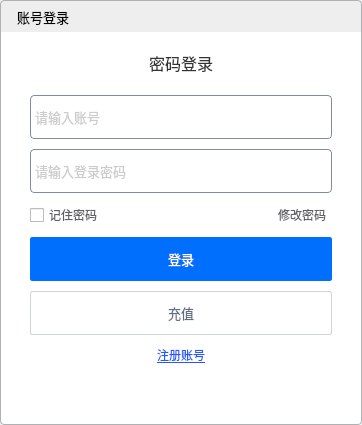
The window that loginwindow.ui (elevenisreallywonderful/vBlueCommercial_PaiGow) describes before a commit, drawn with Qt 5.
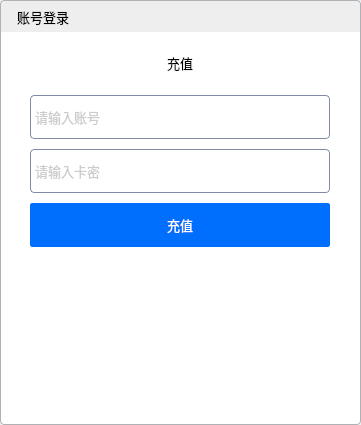
The same window after the commit. The open tabs and pages were chosen to show the change. Icons and pictures are not drawn.

Commit message: feat(recharge): create recharge ui

```diff
--- a/loginwindow.ui
+++ b/loginwindow.ui
@@ -55,6 +55,7 @@
 /* Sign-in button styling */
 #signinBtn,
 #signupBtn,
+#rechargeBtn,
 #changepasswordBtn {
     width: 298px;
     height: 42px;
@@ -67,7 +68,8 @@
 /* Sign-in button hover effect */
 #signinBtn:hover,
 #signupBtn:hover,
-#changepasswordBtn {
+#rechargeBtn:hover
+#changepasswordBtn:hover {
     background-color: #4093ff;
 }
 
@@ -145,6 +147,7 @@
 }
 
 #signupBackBtn,
+#rechargeBackBtn,
 #changepasswordBackBtn {
 	border: 0;
 	border-image: url(:/images/back.svg);
@@ -443,13 +446,13 @@
         <number>0</number>
        </property>
        <property name="leftMargin">
-        <number>11</number>
+        <number>9</number>
        </property>
        <property name="topMargin">
-        <number>10</number>
+        <number>9</number>
        </property>
        <property name="rightMargin">
-        <number>29</number>
+        <number>30</number>
        </property>
        <property name="bottomMargin">
         <number>0</number>
@@ -740,6 +743,122 @@
        </item>
       </layout>
      </widget>
+     <widget class="QWidget" name="rechargePage">
+      <layout class="QHBoxLayout" name="horizontalLayout_7">
+       <property name="spacing">
+        <number>0</number>
+       </property>
+       <property name="rightMargin">
+        <number>30</number>
+       </property>
+       <item>
+        <layout class="QVBoxLayout" name="verticalLayout_8">
+         <property name="spacing">
+          <number>0</number>
+         </property>
+         <item>
+          <spacer name="verticalSpacer_9">
+           <property name="orientation">
+            <enum>Qt::Vertical</enum>
+           </property>
+           <property name="sizeType">
+            <enum>QSizePolicy::Fixed</enum>
+           </property>
+           <property name="sizeHint" stdset="0">
+            <size>
+             <width>18</width>
+             <height>18</height>
+            </size>
+           </property>
+          </spacer>
+         </item>
+         <item>
+          <widget class="QPushButton" name="rechargeBackBtn">
+           <property name="maximumSize">
+            <size>
+             <width>16</width>
+             <height>16</height>
+            </size>
+           </property>
+           <property name="text">
+            <string/>
+           </property>
+          </widget>
+         </item>
+         <item>
+          <spacer name="verticalSpacer_10">
+           <property name="orientation">
+            <enum>Qt::Vertical</enum>
+           </property>
+           <property name="sizeHint" stdset="0">
+            <size>
+             <width>20</width>
+             <height>40</height>
+            </size>
+           </property>
+          </spacer>
+         </item>
+        </layout>
+       </item>
+       <item>
+        <layout class="QVBoxLayout" name="verticalLayout_7">
+         <property name="spacing">
+          <number>10</number>
+         </property>
+         <item>
+          <widget class="QLabel" name="rechargeHeaderLabel">
+           <property name="minimumSize">
+            <size>
+             <width>0</width>
+             <height>44</height>
+            </size>
+           </property>
+           <property name="text">
+            <string>充值</string>
+           </property>
+           <property name="alignment">
+            <set>Qt::AlignCenter</set>
+           </property>
+          </widget>
+         </item>
+         <item>
+          <widget class="QLineEdit" name="rechargeUsernameEdit">
+           <property name="placeholderText">
+            <string>请输入账号</string>
+           </property>
+          </widget>
+         </item>
+         <item>
+          <widget class="QLineEdit" name="rechargePasswordEdit">
+           <property name="placeholderText">
+            <string>请输入卡密</string>
+           </property>
+          </widget>
+         </item>
+         <item>
+          <widget class="QPushButton" name="rechargeBtn">
+           <property name="text">
+            <string>充值</string>
+           </property>
+          </widget>
+         </item>
+         <item>
+          <spacer name="verticalSpacer_8">
+           <property name="orientation">
+            <enum>Qt::Vertical</enum>
+           </property>
+           <property name="sizeHint" stdset="0">
+            <size>
+             <width>20</width>
+             <height>40</height>
+            </size>
+           </property>
+          </spacer>
+         </item>
+        </layout>
+       </item>
+      </layout>
+     </widget>
     </widget>
    </item>
   </layout>
```
The commit also changes 2 other files.
